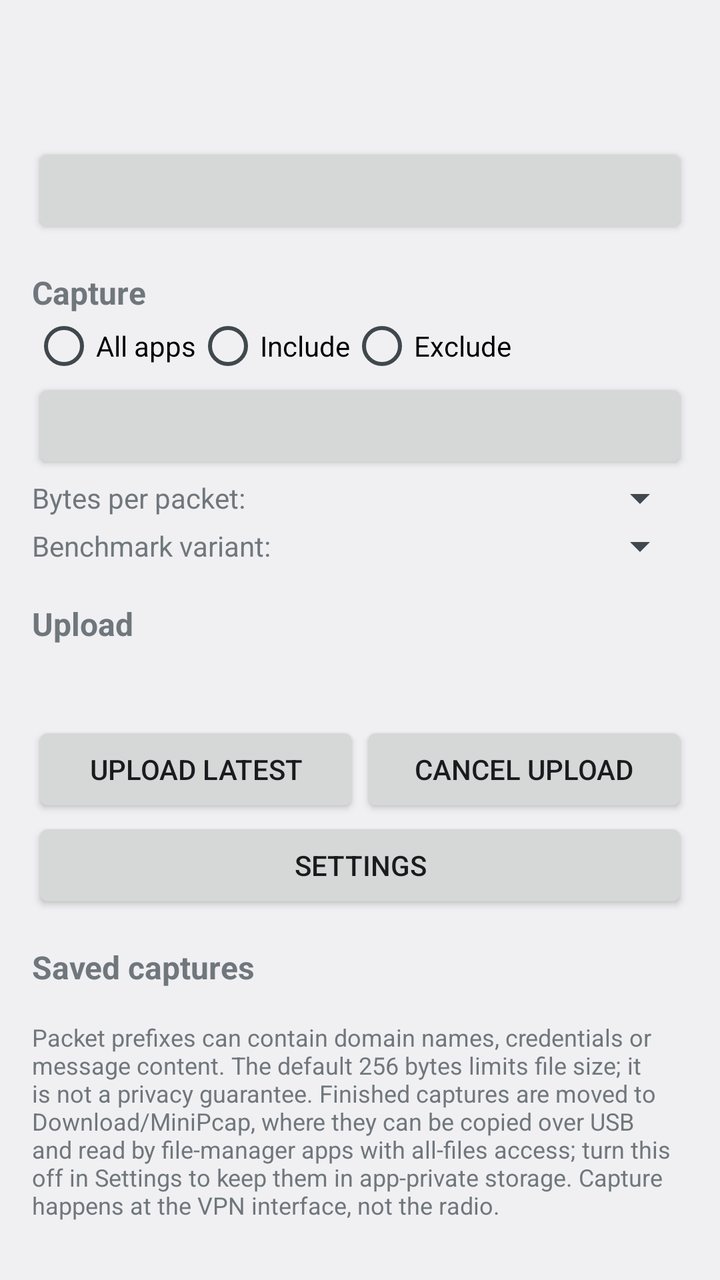
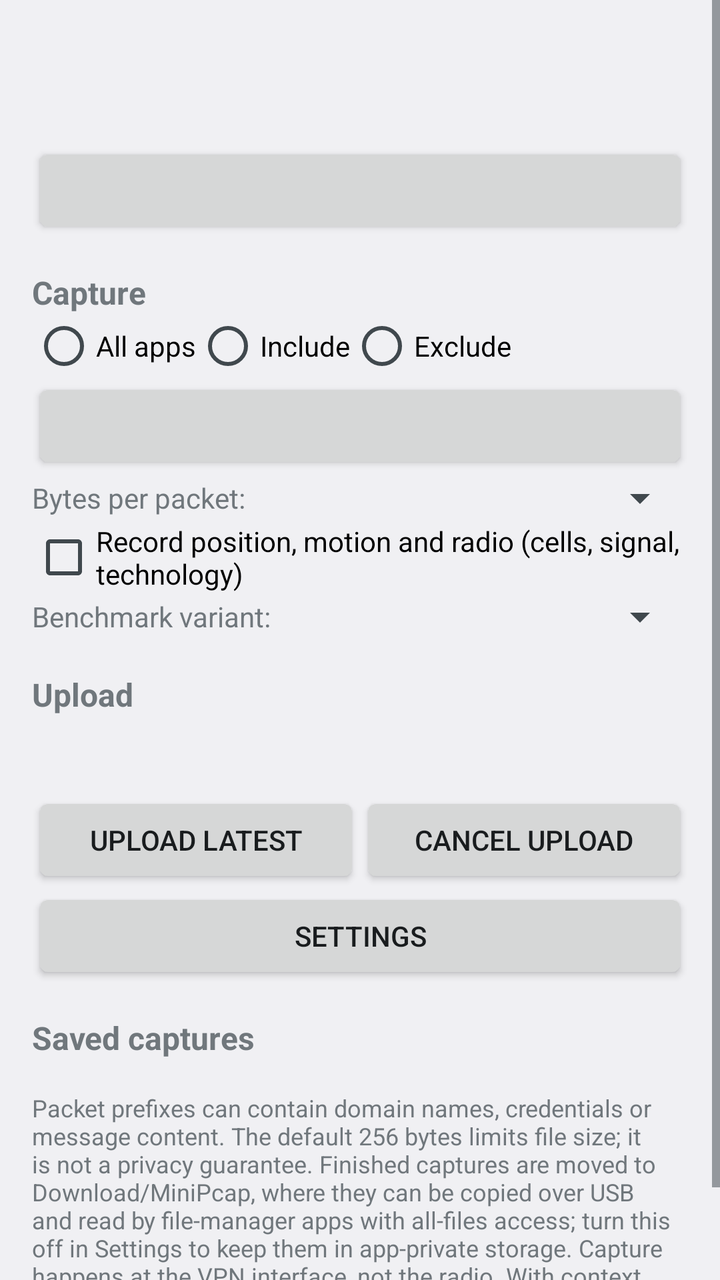

Compare the two renders of this Android layout. The source of the first and the diff that turns it into the second are given below.
<!-- AndroidManifest.xml: application theme AppTheme -->
<!-- res/layout/activity_main.xml -->
<?xml version="1.0" encoding="utf-8"?>
<ScrollView xmlns:android="http://schemas.android.com/apk/res/android"
    android:layout_width="match_parent"
    android:layout_height="match_parent"
    android:fitsSystemWindows="true">

    <LinearLayout
        android:layout_width="match_parent"
        android:layout_height="wrap_content"
        android:orientation="vertical"
        android:padding="16dp">

        <TextView
            android:id="@+id/tvState"
            android:layout_width="match_parent"
            android:layout_height="wrap_content"
            android:textSize="20sp"
            android:textStyle="bold" />

        <TextView
            android:id="@+id/tvCounters"
            android:layout_width="match_parent"
            android:layout_height="wrap_content"
            android:layout_marginTop="4dp"
            android:fontFamily="monospace"
            android:textSize="12sp" />

        <Button
            android:id="@+id/btnStartStop"
            android:layout_width="match_parent"
            android:layout_height="wrap_content"
            android:layout_marginTop="8dp" />

        <TextView style="@style/SectionTitle" android:text="@string/capture_settings" />

        <RadioGroup
            android:id="@+id/rgFilter"
            android:layout_width="match_parent"
            android:layout_height="wrap_content"
            android:orientation="horizontal">
            <RadioButton android:id="@+id/rbAll" android:layout_width="wrap_content" android:layout_height="wrap_content" android:text="@string/filter_all" />
            <RadioButton android:id="@+id/rbInclude" android:layout_width="wrap_content" android:layout_height="wrap_content" android:text="@string/filter_include" />
            <RadioButton android:id="@+id/rbExclude" android:layout_width="wrap_content" android:layout_height="wrap_content" android:text="@string/filter_exclude" />
        </RadioGroup>

        <Button
            android:id="@+id/btnPickApps"
            android:layout_width="match_parent"
            android:layout_height="wrap_content" />

        <LinearLayout
            android:layout_width="match_parent"
            android:layout_height="wrap_content"
            android:gravity="center_vertical"
            android:orientation="horizontal">
            <TextView android:layout_width="wrap_content" android:layout_height="wrap_content" android:text="@string/snaplen" />
            <Spinner android:id="@+id/spSnaplen" android:layout_width="0dp" android:layout_weight="1" android:layout_height="wrap_content" />
        </LinearLayout>

        <LinearLayout
            android:id="@+id/rowVariant"
            android:layout_width="match_parent"
            android:layout_height="wrap_content"
            android:gravity="center_vertical"
            android:orientation="horizontal">
            <TextView android:layout_width="wrap_content" android:layout_height="wrap_content" android:text="@string/variant" />
            <Spinner android:id="@+id/spVariant" android:layout_width="0dp" android:layout_weight="1" android:layout_height="wrap_content" />
        </LinearLayout>

        <TextView style="@style/SectionTitle" android:text="@string/upload" />

        <TextView
            android:id="@+id/tvLatest"
            android:layout_width="match_parent"
            android:layout_height="wrap_content" />

        <TextView
            android:id="@+id/tvUploadStatus"
            android:layout_width="match_parent"
            android:layout_height="wrap_content" />

        <LinearLayout
            android:layout_width="match_parent"
            android:layout_height="wrap_content"
            android:orientation="horizontal">
            <Button android:id="@+id/btnUpload" android:layout_width="0dp" android:layout_weight="1" android:layout_height="wrap_content" android:text="@string/upload_latest" />
            <Button android:id="@+id/btnCancelUpload" android:layout_width="0dp" android:layout_weight="1" android:layout_height="wrap_content" android:text="@string/cancel_upload" />
        </LinearLayout>

        <Button
            android:id="@+id/btnSettings"
            android:layout_width="match_parent"
            android:layout_height="wrap_content"
            android:text="@string/settings" />

        <TextView style="@style/SectionTitle" android:text="@string/saved_captures" />

        <LinearLayout
            android:id="@+id/listSessions"
            android:layout_width="match_parent"
            android:layout_height="wrap_content"
            android:orientation="vertical" />

        <TextView
            android:layout_width="match_parent"
            android:layout_height="wrap_content"
            android:layout_marginTop="16dp"
            android:text="@string/privacy_notice"
            android:textSize="12sp" />
    </LinearLayout>
</ScrollView>
<!-- resources referenced by this layout -->
<resources>
  <string name="cancel_upload">Cancel upload</string>
  <string name="capture_settings">Capture</string>
  <string name="filter_all">All apps</string>
  <string name="filter_exclude">Exclude</string>
  <string name="filter_include">Include</string>
  <string name="privacy_notice">Packet prefixes can contain domain names, credentials or message content. The default 256 bytes limits file size; it is not a privacy guarantee. Finished captures are moved to Download/MiniPcap, where they can be copied over USB and read by file-manager apps with all-files access; turn this off in Settings to keep them in app-private storage. Capture happens at the VPN interface, not the radio.</string>
  <string name="saved_captures">Saved captures</string>
  <string name="settings">Settings</string>
  <string name="snaplen">Bytes per packet: </string>
  <string name="upload">Upload</string>
  <string name="upload_latest">Upload latest</string>
  <string name="variant">Benchmark variant: </string>
  <style name="SectionTitle">
          <item name="android:layout_width">match_parent</item>
          <item name="android:layout_height">wrap_content</item>
          <item name="android:layout_marginTop">16dp</item>
          <item name="android:textStyle">bold</item>
          <item name="android:textSize">16sp</item>
      </style>
  <style name="AppTheme" parent="android:Theme.DeviceDefault.DayNight" />
</resources>

<!-- the commit's change to res/layout/activity_main.xml (unified diff, before → after) -->
@@ -57,6 +57,12 @@
             <Spinner android:id="@+id/spSnaplen" android:layout_width="0dp" android:layout_weight="1" android:layout_height="wrap_content" />
         </LinearLayout>
 
+        <CheckBox
+            android:id="@+id/cbContext"
+            android:layout_width="wrap_content"
+            android:layout_height="wrap_content"
+            android:text="@string/record_context" />
+
         <LinearLayout
             android:id="@+id/rowVariant"
             android:layout_width="match_parent"
<!-- resource entries referenced after the edit -->
@@ -5,7 +5,8 @@
   <string name="filter_all">All apps</string>
   <string name="filter_exclude">Exclude</string>
   <string name="filter_include">Include</string>
-  <string name="privacy_notice">Packet prefixes can contain domain names, credentials or message content. The default 256 bytes limits file size; it is not a privacy guarantee. Finished captures are moved to Download/MiniPcap, where they can be copied over USB and read by file-manager apps with all-files access; turn this off in Settings to keep them in app-private storage. Capture happens at the VPN interface, not the radio.</string>
+  <string name="privacy_notice">Packet prefixes can contain domain names, credentials or message content. The default 256 bytes limits file size; it is not a privacy guarantee. Finished captures are moved to Download/MiniPcap, where they can be copied over USB and read by file-manager apps with all-files access; turn this off in Settings to keep them in app-private storage. Capture happens at the VPN interface, not the radio. With context recording on, captures also contain your precise location and nearby cell and Wi-Fi identifiers.</string>
+  <string name="record_context">Record position, motion and radio (cells, signal, technology)</string>
   <string name="saved_captures">Saved captures</string>
   <string name="settings">Settings</string>
   <string name="snaplen">Bytes per packet: </string>
